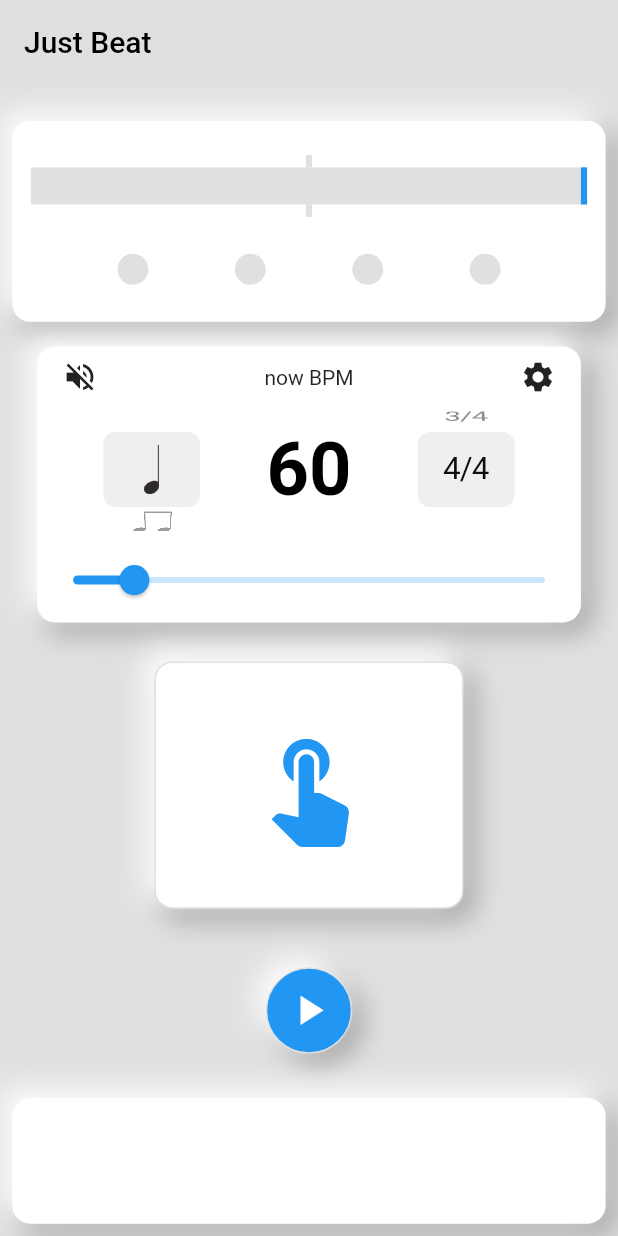
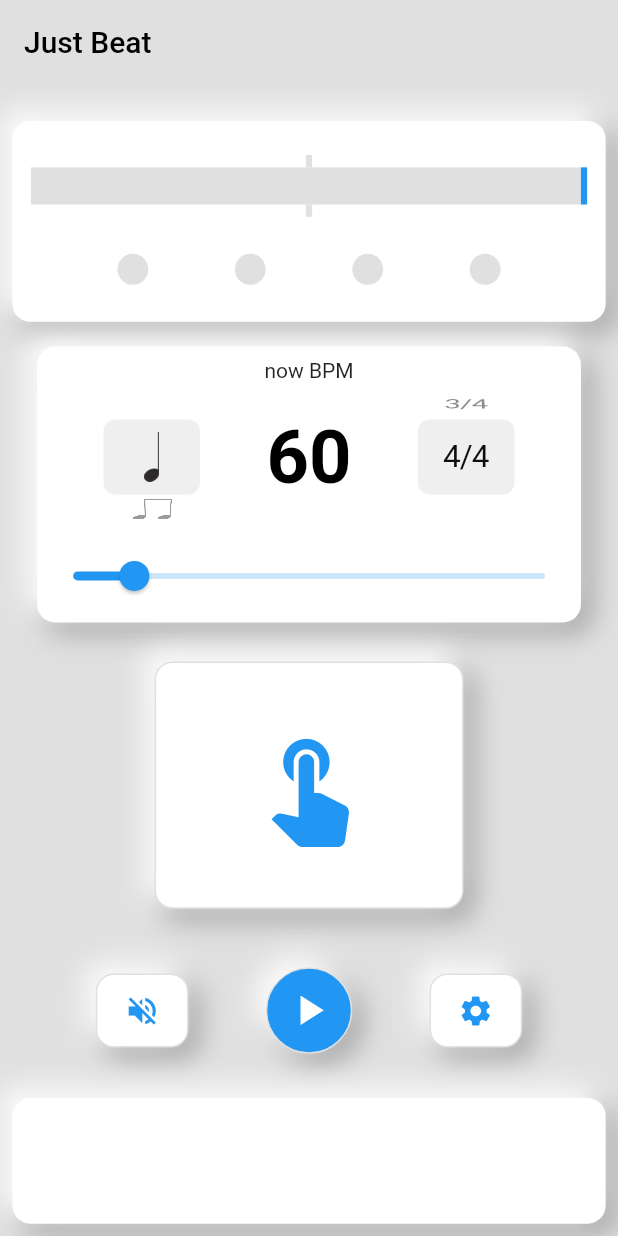
Before and after one commit to yuto90/metronome, a Flutter app: the screen it shows after launch, on a phone screen of 412 x 824 dp. Run offline on Flutter 3.47's test engine with Material 2 defaults, Android fonts, the phone set to English and light mode, and no system bars; drawn by our look-alikes of google_mobile_ads; missing offline and left inert: soundpool; network calls fail.

Commit message:
ミュートボタンと設定ボタンをFooterに移動

```diff
--- a/lib/home/bpm/bpm.dart
+++ b/lib/home/bpm/bpm.dart
@@ -19,47 +19,21 @@ class BPM extends StatelessWidget {
               : Column(
                   children: [
                     Row(
-                      mainAxisAlignment: MainAxisAlignment.spaceBetween,
+                      mainAxisAlignment: MainAxisAlignment.spaceEvenly,
                       children: [
                         Padding(
-                          padding: const EdgeInsets.all(8.0),
-                          child: GestureDetector(
-                            onTap: () => context.read<BpmModel>().toggleMute(),
-                            child: SizedBox(
-                              width: SizeConfig.blockSizeHorizontal! * 10,
-                              height: SizeConfig.blockSizeVertical! * 3,
-                              child: model.isMute
-                                  ? Icon(
-                                      Icons.volume_up,
-                                      color: Colors.blue,
-                                    )
-                                  : Icon(Icons.volume_off),
-                            ),
-                          ),
-                        ),
-                        Text('now BPM'),
-                        Padding(
-                          padding: const EdgeInsets.all(8.0),
-                          child: GestureDetector(
-                            onTap: () =>
-                                context.read<HomeModel>().toggleSettings(),
-                            onTapCancel: () => null,
-                            child: SizedBox(
-                              width: SizeConfig.blockSizeHorizontal! * 10,
-                              height: SizeConfig.blockSizeVertical! * 3,
-                              child: Icon(Icons.settings),
-                            ),
-                          ),
+                          padding: EdgeInsets.all(
+                              SizeConfig.blockSizeHorizontal! * 2),
+                          child: Text('now BPM'),
                         ),
                       ],
                     ),
                     Row(
                       children: [
                         Spacer(),
-                        Container(
+                        SizedBox(
                           width: SizeConfig.blockSizeHorizontal! * 20,
                           height: SizeConfig.blockSizeVertical! * 10,
-                          //color: Colors.red,
                           // AbsorbPointer:任意のウィジェットのタッチイベントを有効/無効にできる
                           child: AbsorbPointer(
                             absorbing: context.read<RhythmModel>().run,
@@ -94,10 +68,9 @@ class BPM extends StatelessWidget {
                           ),
                         ),
                         Spacer(),
-                        Container(
+                        SizedBox(
                           width: SizeConfig.blockSizeHorizontal! * 20,
                           height: SizeConfig.blockSizeVertical! * 10,
-                          //color: Colors.red,
                           child: AbsorbPointer(
                             absorbing: context.read<RhythmModel>().run,
                             child: CupertinoPicker(
--- a/lib/home/footer/footer.dart
+++ b/lib/home/footer/footer.dart
@@ -2,6 +2,7 @@ import 'package:flutter/material.dart';
 import 'package:metronome/home/rhythm/rhythm_model.dart';
 import 'package:provider/provider.dart';
 import '../../size_config.dart';
+import '../home_model.dart';
 import 'footer_model.dart';
 
 class Footer extends StatelessWidget {
@@ -13,10 +14,17 @@ class Footer extends StatelessWidget {
           children: [
             Spacer(),
             GestureDetector(
+              onTap: () => model.toggleMute(),
+              onTapCancel: () => null,
+              child: model.homeProperty.smoothButton(
+                model.isMute,
+                Icons.volume_off,
+              ),
+            ),
+            Spacer(),
+            GestureDetector(
               onTap: () => context.read<RhythmModel>().toggleMetronome(context),
               onTapCancel: () => null,
-              //child:
-              //model.homeProperty.smoothButton(model.isMute, Icons.play_arrow),
               child: AnimatedContainer(
                 duration: Duration(milliseconds: 100),
                 width: SizeConfig.blockSizeHorizontal! * 20,
@@ -55,24 +63,15 @@ class Footer extends StatelessWidget {
                 ),
               ),
             ),
-            //Spacer(),
-            //GestureDetector(
-            //onTap: () => model.togglePendulum(context),
-            //onTapCancel: () => null,
-            //child: model.homeProperty.smoothButton(
-            //model.isPendulum,
-            //Icons.settings_ethernet_rounded,
-            //),
-            ////child: Icon(Icons.sync_alt),
-            //),
-            //Spacer(),
-            //GestureDetector(
-            //onTap: () => model.toggleClick(context),
-            //onTapCancel: () => null,
-            //child: model.homeProperty
-            //.smoothButton(model.isClick, Icons.hdr_strong),
-            ////child: Icon(Icons.keyboard_control_outlined),
-            //),
+            Spacer(),
+            GestureDetector(
+              onTap: () => context.read<HomeModel>().toggleSettings(),
+              onTapCancel: () => null,
+              child: model.homeProperty.smoothButton(
+                context.read<HomeModel>().isSettings,
+                Icons.settings,
+              ),
+            ),
             Spacer(),
           ],
         );
--- a/lib/home/footer/footer_model.dart
+++ b/lib/home/footer/footer_model.dart
@@ -1,22 +1,22 @@
 import 'package:flutter/material.dart';
+import 'package:metronome/home/bpm/bpm_model.dart';
 import 'package:metronome/home/rhythm/rhythm_model.dart';
 import 'package:metronome/property/home_property.dart';
 import 'package:provider/src/provider.dart';
 import '../home_model.dart';
 
 class FooterModel extends ChangeNotifier {
-  FooterModel(BuildContext context) {
-    rhythmModel = context.read<RhythmModel>();
-    homeModel = context.read<HomeModel>();
-  }
   // プロパティ用のclassをインスタンス化
   HomeProperty homeProperty = HomeProperty();
 
-  late HomeModel homeModel;
-  late RhythmModel rhythmModel;
+  // ボリュームのミュートフラグ
+  bool isMute = false;
 
-  // デフォルトで設定するBPM
-  int defaultTempo = 60;
+  /// ボリュームのミュートフラグを切り替える関数
+  void toggleMute() {
+    isMute = !isMute;
+    notifyListeners();
+  }
 
   // 画面更新用
   void notify() {
--- a/lib/home/rhythm/rhythm_model.dart
+++ b/lib/home/rhythm/rhythm_model.dart
@@ -105,6 +105,7 @@ class RhythmModel extends ChangeNotifier {
   // 無限ループするメトロノーム
   Future<void> runMetronome(BuildContext context) async {
     BpmModel bpmModel = context.read<BpmModel>();
+    FooterModel footerModel = context.read<FooterModel>();
     // テンポの計算
     pendulumTempoDuration = 60000 ~/ context.read<BpmModel>().sliderTempo;
 
@@ -141,7 +142,7 @@ class RhythmModel extends ChangeNotifier {
       }
 
       // ミュートボタンが押されている場合は音を出さない
-      if (!bpmModel.isMute) {
+      if (!footerModel.isMute) {
         //
         if (nowClick != 0) {
           clickPool.play(click);
--- a/lib/main.dart
+++ b/lib/main.dart
@@ -32,7 +32,7 @@ void main() {
           create: (context) => TapModel(context),
         ),
         ChangeNotifierProvider<FooterModel>(
-          create: (context) => FooterModel(context),
+          create: (context) => FooterModel(),
         ),
       ],
       child: MaterialApp(
```
Also changed, not shown: lib/home/bpm/bpm_model.dart (+0 -8 lines), lib/home/bpm/settings.dart (+3 -20 lines).
